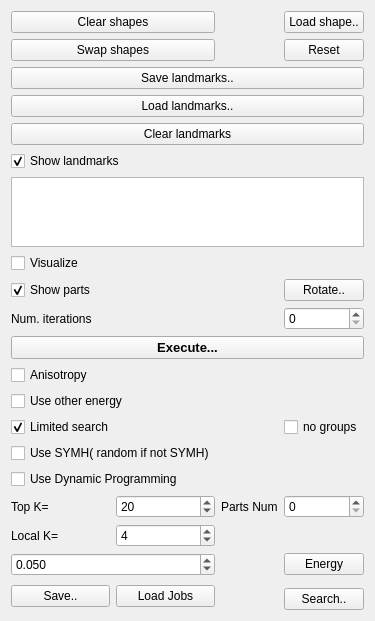
Above: ddtt/experiment/experiment-widget.ui from ialhashim/ddtt-dev before the change. Below: the same form after it.
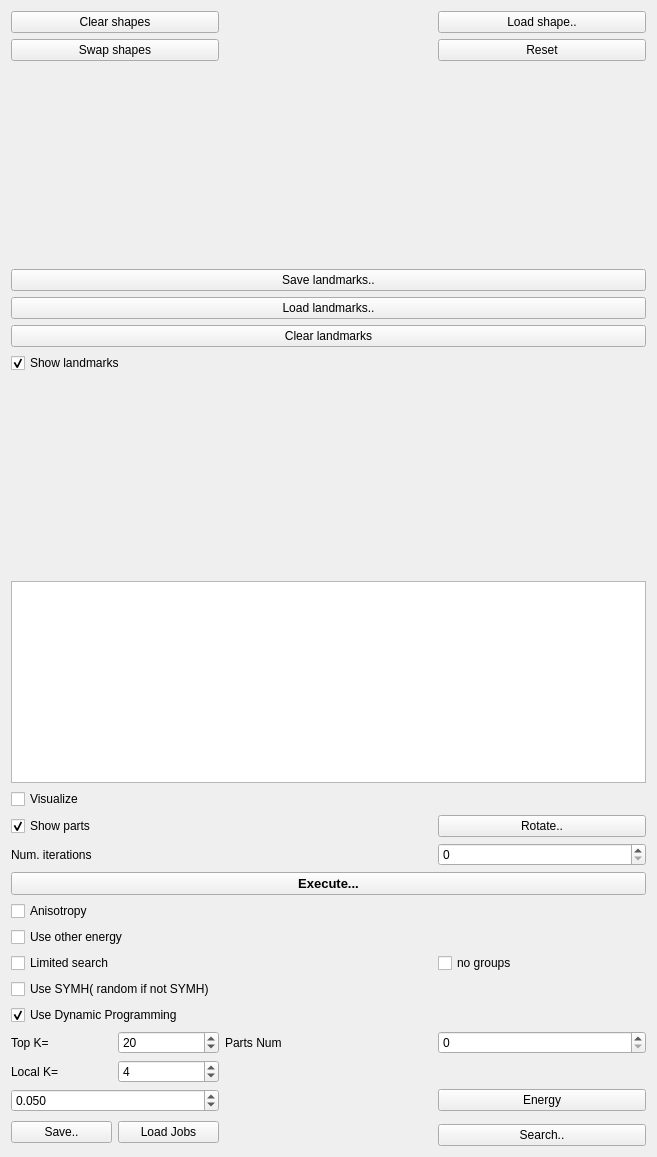
That is the form after the change.

Commit message: A simple version for symmetrizing the energy, i.e. only 1-1 mapping is considered. Basic test, match ShapeA to Shape A, seems right. But the results are interfered by randomness. Implemented in void experiment::doEnergySearch(). The next 3 steps should be: 1. remove randomness for this part; 2. consider 1-many mapping; 3. test using BatchProcess.

Patch:
```diff
--- a/ddtt/experiment/experiment-widget.ui
+++ b/ddtt/experiment/experiment-widget.ui
@@ -6,8 +6,8 @@
    <rect>
     <x>0</x>
     <y>0</y>
-    <width>330</width>
-    <height>614</height>
+    <width>657</width>
+    <height>1157</height>
    </rect>
   </property>
   <property name="windowTitle">
@@ -57,11 +57,14 @@
    </item>
    <item row="19" column="0">
     <widget class="QCheckBox" name="isLimitedSearch">
+     <property name="enabled">
+      <bool>true</bool>
+     </property>
      <property name="text">
       <string>Limited search</string>
      </property>
      <property name="checked">
-      <bool>true</bool>
+      <bool>false</bool>
      </property>
     </widget>
    </item>
@@ -299,6 +302,9 @@
      <property name="text">
       <string>Use Dynamic Programming</string>
      </property>
+     <property name="checked">
+      <bool>true</bool>
+     </property>
     </widget>
    </item>
    <item row="22" column="1">
```
The commit also changes 3 other files.
